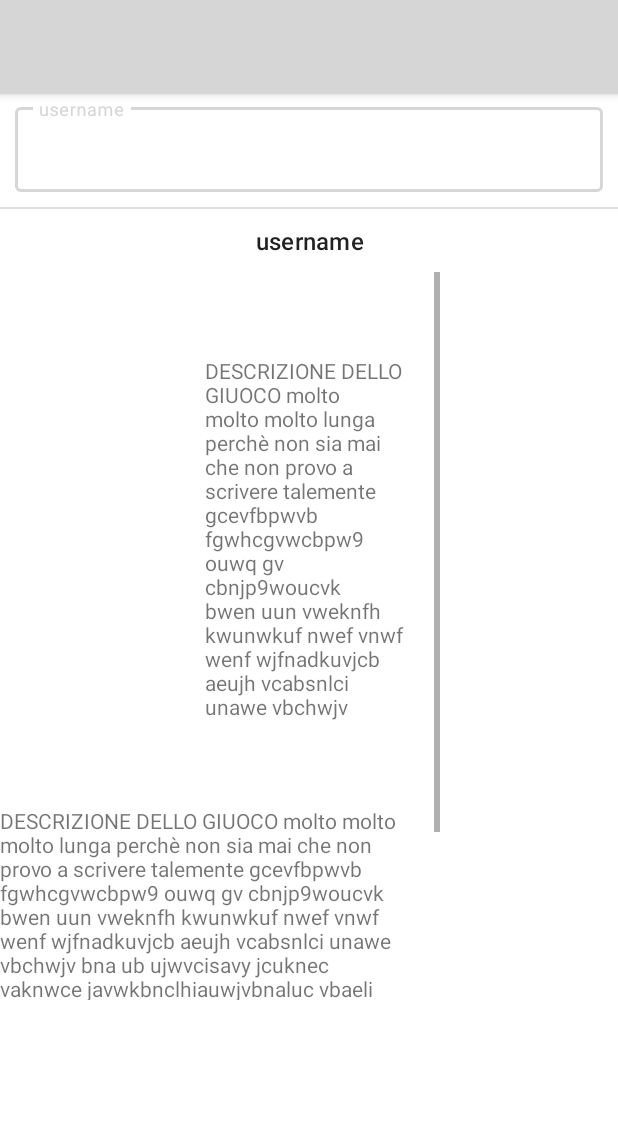
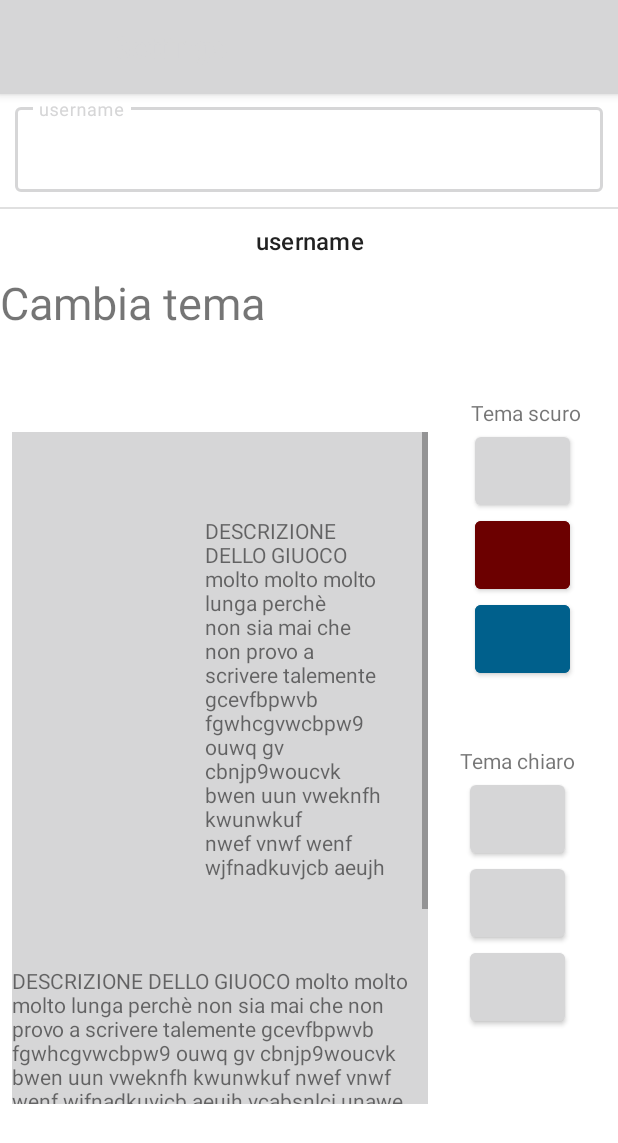
Before and after one commit to MatVan99ita/LordOfTheGames-MobileApp, an Android app: the screen it shows after launch (SettingsActivity), after a tap on "Settings", on a phone screen of 412 x 824 dp. Shown: the top 1143 px of the screen. Run offline under Robolectric (Android 15) with nearby library versions, the phone set to English and light mode, and no system bars; our stand-ins replace Room's generated code; 1 other tap on this screen came first.

Commit message:
costraint del theme seting

```diff
--- a/LordOfTheGames/app/src/main/AndroidManifest.xml
+++ b/LordOfTheGames/app/src/main/AndroidManifest.xml
@@ -14,6 +14,7 @@
         tools:targetApi="31">
         <activity
             android:name=".MainActivity"
+            android:screenOrientation="portrait"
             android:exported="true">
             <intent-filter>
                 <action android:name="android.intent.action.MAIN" />
--- /dev/null
+++ b/LordOfTheGames/app/src/main/java/com/example/lordofthegames/Settings/ThemeChangeFragment.kt
@@ -0,0 +1,7 @@
+package com.example.lordofthegames.Settings
+
+import androidx.fragment.app.Fragment
+
+class ThemeChangeFragment: Fragment() {
+    //setTheme(android.R.style.Theme_Dark);
+}
--- a/LordOfTheGames/app/src/main/res/layout/fragment_settings.xml
+++ b/LordOfTheGames/app/src/main/res/layout/fragment_settings.xml
@@ -38,15 +38,129 @@
                 android:textAlignment="center"
                 android:textAppearance="@style/TextAppearance.Material3.TitleMedium"/>
 
-    <FrameLayout
-        android:id="@+id/fragment_container"
-        android:layout_width="293dp"
-        android:layout_height="485dp"
-        android:background="#00FFFFFF"
-        app:layout_constraintBottom_toBottomOf="parent"
-        app:layout_constraintEnd_toEndOf="parent"
-        app:layout_constraintStart_toStartOf="parent"
-        app:layout_constraintTop_toTopOf="parent"
-        app:layout_constraintVertical_bias="0.869" />
+    <androidx.constraintlayout.widget.ConstraintLayout
+        android:layout_width="match_parent"
+        android:layout_height="match_parent">
 
+
+        <FrameLayout
+            android:id="@+id/fragment_container"
+            android:layout_width="277dp"
+            android:layout_height="448dp"
+            android:layout_marginStart="8dp"
+            android:background="#FB0000"
+            android:backgroundTint="@color/black"
+            app:layout_constraintBottom_toBottomOf="parent"
+            app:layout_constraintStart_toStartOf="parent"
+            app:layout_constraintTop_toTopOf="parent"
+            app:layout_constraintVertical_bias="0.548">
+
+        </FrameLayout>
+
+        <Button
+            android:id="@+id/light_default"
+            android:layout_width="63dp"
+            android:layout_height="57dp"
+            android:layout_marginStart="24dp"
+            android:layout_marginTop="336dp"
+            android:layout_marginEnd="32dp"
+            app:layout_constraintEnd_toEndOf="parent"
+            app:layout_constraintStart_toEndOf="@+id/fragment_container"
+            app:layout_constraintTop_toTopOf="parent" />
+
+        <Button
+            android:id="@+id/azure_light"
+            android:layout_width="63dp"
+            android:layout_height="57dp"
+            android:layout_marginStart="24dp"
+            android:layout_marginTop="448dp"
+            android:layout_marginEnd="32dp"
+            android:backgroundTint="@color/teal_200"
+            app:layout_constraintEnd_toEndOf="parent"
+            app:layout_constraintStart_toEndOf="@+id/fragment_container"
+            app:layout_constraintTop_toTopOf="parent" />
+
+        <Button
+            android:id="@+id/red_light"
+            android:layout_width="63dp"
+            android:layout_height="57dp"
+            android:layout_marginStart="24dp"
+            android:layout_marginTop="392dp"
+            android:layout_marginEnd="32dp"
+            app:layout_constraintEnd_toEndOf="parent"
+            app:layout_constraintStart_toEndOf="@+id/fragment_container"
+            app:layout_constraintTop_toTopOf="parent" />
+
+        <Button
+            android:id="@+id/dark_defaut"
+            android:layout_width="63dp"
+            android:layout_height="57dp"
+            android:layout_marginStart="54dp"
+            android:layout_marginTop="104dp"
+            android:layout_marginEnd="32dp"
+            app:layout_constraintEnd_toEndOf="parent"
+            app:layout_constraintHorizontal_bias="1.0"
+            app:layout_constraintStart_toEndOf="@+id/fragment_container"
+            app:layout_constraintTop_toTopOf="parent" />
+
+        <Button
+            android:id="@+id/red_dark"
+            android:layout_width="63dp"
+            android:layout_height="57dp"
+            android:layout_marginStart="54dp"
+            android:layout_marginTop="160dp"
+            android:layout_marginEnd="32dp"
+            android:backgroundTint="#6C0000"
+            app:layout_constraintEnd_toEndOf="parent"
+            app:layout_constraintHorizontal_bias="1.0"
+            app:layout_constraintStart_toEndOf="@+id/fragment_container"
+            app:layout_constraintTop_toTopOf="parent" />
+
+        <Button
+            android:id="@+id/azure_dark"
+            android:layout_width="63dp"
+            android:layout_height="57dp"
+            android:layout_marginTop="216dp"
+            android:layout_marginEnd="32dp"
+            android:backgroundTint="#00608C"
+            app:layout_constraintEnd_toEndOf="parent"
+            app:layout_constraintHorizontal_bias="1.0"
+            app:layout_constraintStart_toEndOf="@+id/fragment_container"
+            app:layout_constraintTop_toTopOf="parent" />
+
+        <TextView
+            android:id="@+id/textView3"
+            android:layout_width="211dp"
+            android:layout_height="38dp"
+            android:text="Cambia tema"
+            android:textSize="30dp"
+            tools:layout_editor_absoluteX="11dp"
+            tools:layout_editor_absoluteY="7dp" />
+
+        <TextView
+            android:id="@+id/textView4"
+            android:layout_width="98dp"
+            android:layout_height="17dp"
+            android:layout_marginStart="43dp"
+            android:layout_marginTop="84dp"
+            android:text="Tema scuro"
+            app:layout_constraintEnd_toEndOf="parent"
+            app:layout_constraintHorizontal_bias="1.0"
+            app:layout_constraintStart_toEndOf="@+id/fragment_container"
+            app:layout_constraintTop_toTopOf="parent" />
+
+        <TextView
+            android:id="@+id/textView5"
+            android:layout_width="98dp"
+            android:layout_height="17dp"
+            android:layout_marginStart="21dp"
+            android:layout_marginTop="316dp"
+            android:text="Tema chiaro"
+            app:layout_constraintEnd_toEndOf="parent"
+            app:layout_constraintHorizontal_bias="0.0"
+            app:layout_constraintStart_toEndOf="@+id/fragment_container"
+            app:layout_constraintTop_toTopOf="parent" />
+
+
+    </androidx.constraintlayout.widget.ConstraintLayout>
 </androidx.appcompat.widget.LinearLayoutCompat>
```
